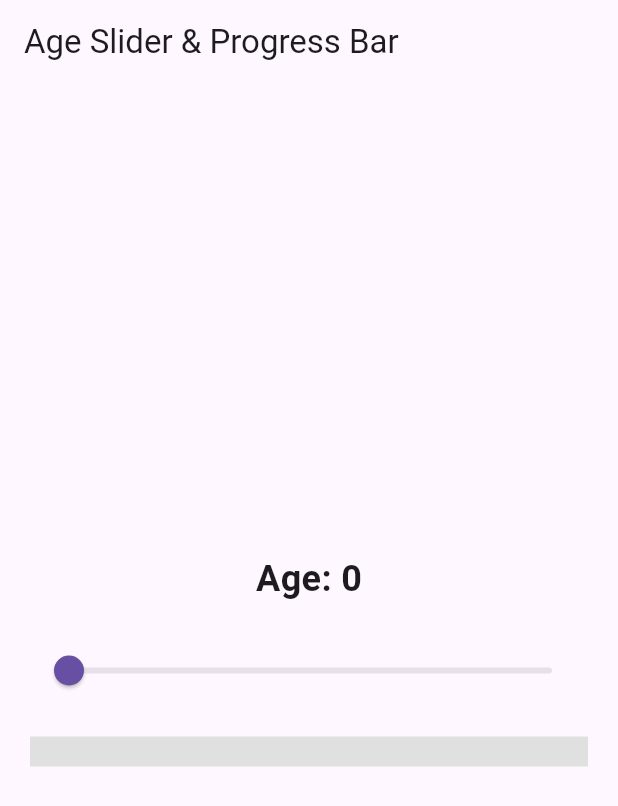
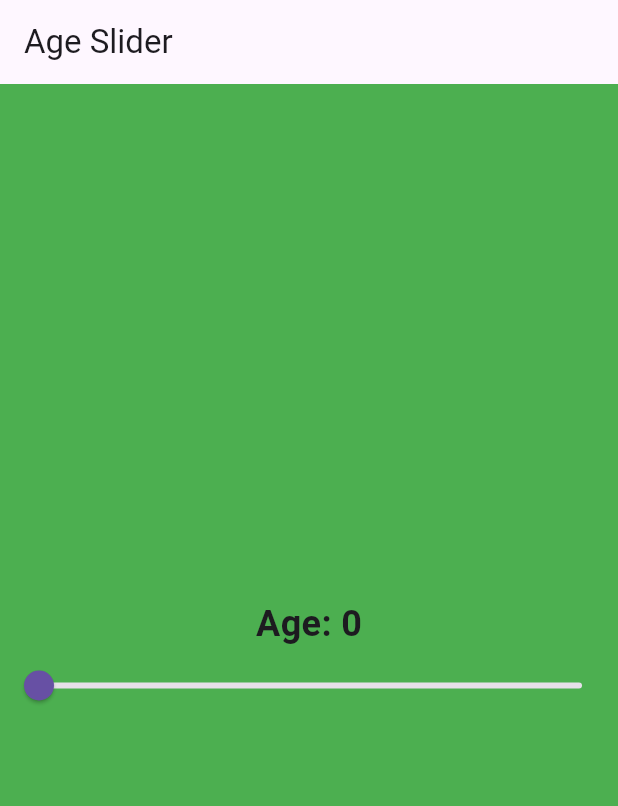
Before and after one commit to cbg85/provider_counter_app, a Flutter app: the screen it shows after launch, on a phone screen of 412 x 824 dp. Shown: the top 806 px of the screen. Run offline on Flutter 3.47's test engine with Material 3 defaults, Android fonts, the phone set to English and light mode, and no system bars.

Commit message:
Updated age slider to change background color based on age

```diff
--- a/lib/counter_provider.dart
+++ b/lib/counter_provider.dart
@@ -1,12 +1,23 @@
 import 'package:flutter/material.dart';
 
-class AgeProvider extends ChangeNotifier {
-  double _age = 0; // Age starts at 0
+class CounterProvider extends ChangeNotifier {
+  int _age = 0;
 
-  double get age => _age;
+  int get age => _age;
 
-  void setAge(double newAge) {
+  void setAge(int newAge) {
     _age = newAge;
     notifyListeners();
   }
+
+  // Function to determine background color
+  Color getBackgroundColor() {
+    if (_age <= 33) {
+      return Colors.green;
+    } else if (_age <= 67) {
+      return Colors.yellow;
+    } else {
+      return Colors.red;
+    }
+  }
 }
--- a/lib/main.dart
+++ b/lib/main.dart
@@ -1,87 +1,54 @@
 import 'package:flutter/material.dart';
 import 'package:provider/provider.dart';
+import 'counter_provider.dart';
 
 void main() {
-  runApp(MyApp());
+  runApp(
+    ChangeNotifierProvider(
+      create: (context) => CounterProvider(),
+      child: MyApp(),
+    ),
+  );
 }
 
 class MyApp extends StatelessWidget {
   @override
   Widget build(BuildContext context) {
-    return ChangeNotifierProvider(
-      create: (context) => AgeProvider(),
-      child: MaterialApp(
-        debugShowCheckedModeBanner: false,
-        home: AgeScreen(),
-      ),
+    return MaterialApp(
+      home: AgeScreen(),
     );
-  }
-}
-
-class AgeProvider extends ChangeNotifier {
-  double _age = 0; // Age starts at 0
-
-  double get age => _age;
-
-  void setAge(double newAge) {
-    _age = newAge;
-    notifyListeners();
   }
 }
 
 class AgeScreen extends StatelessWidget {
   @override
   Widget build(BuildContext context) {
-    final ageProvider = Provider.of<AgeProvider>(context);
+    final counterProvider = Provider.of<CounterProvider>(context);
 
     return Scaffold(
-      appBar: AppBar(title: Text('Age Slider & Progress Bar')),
-      body: Padding(
-        padding: const EdgeInsets.all(20.0),
+      backgroundColor: counterProvider.getBackgroundColor(), // Change background color
+      appBar: AppBar(title: Text("Age Slider")),
+      body: Center(
         child: Column(
           mainAxisAlignment: MainAxisAlignment.center,
           children: [
             Text(
-              'Age: ${ageProvider.age.toInt()}',
+              "Age: ${counterProvider.age}",
               style: TextStyle(fontSize: 24, fontWeight: FontWeight.bold),
             ),
-            SizedBox(height: 20),
-
-            // Age Slider
             Slider(
-              value: ageProvider.age,
+              value: counterProvider.age.toDouble(),
               min: 0,
               max: 99,
               divisions: 99,
-              label: ageProvider.age.toInt().toString(),
+              label: "${counterProvider.age}",
               onChanged: (value) {
-                ageProvider.setAge(value);
+                counterProvider.setAge(value.toInt()); // Update age
               },
-            ),
-
-            SizedBox(height: 20),
-
-            // Progress Bar with Color Change
-            LinearProgressIndicator(
-              value: ageProvider.age / 99,
-              backgroundColor: Colors.grey[300],
-              color: _getProgressColor(ageProvider.age),
-              minHeight: 20,
             ),
           ],
         ),
       ),
     );
   }
-
-  // Function to determine progress bar color
-  Color _getProgressColor(double age) {
-    if (age <= 33) {
-      return Colors.green;
-    } else if (age <= 67) {
-      return Colors.yellow;
-    } else {
-      return Colors.red;
-    }
-  }
 }
```
